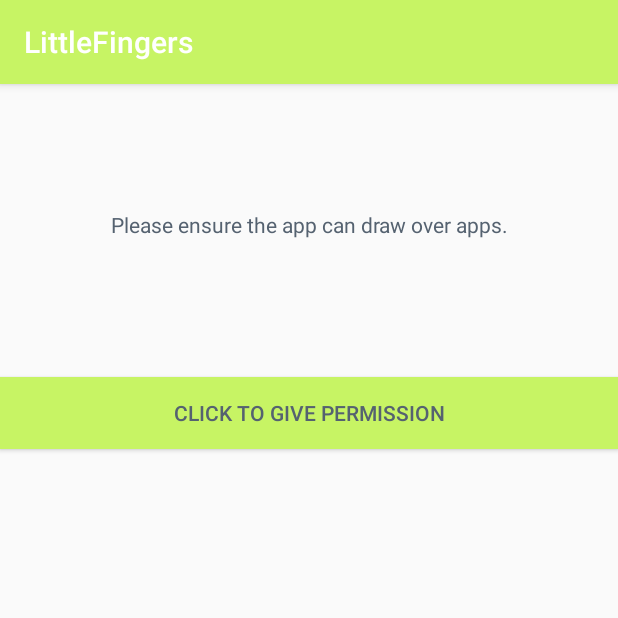
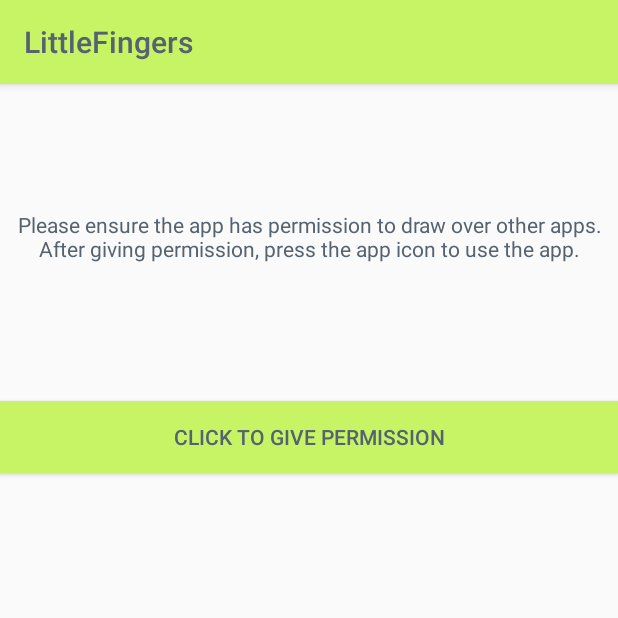
Before and after one commit to datrueonejay/LittleFingers, an Android app: the screen it shows after launch (PermissionCheckActivity), on a phone screen of 412 x 824 dp, the top half of it. Run offline under Robolectric (Android 15) with nearby library versions, the phone set to English and light mode, and no system bars.

Commit message:
Button movement, description change, actionbar text colour
Added logic so moving button slightly still counts as a click.
Changed initial permission string.
Changed actionbar text colour to grey

```diff
--- a/app/src/main/java/com/datrueonejay/littlefingers/Activities/PermissionCheckActivity.java
+++ b/app/src/main/java/com/datrueonejay/littlefingers/Activities/PermissionCheckActivity.java
@@ -2,6 +2,7 @@ package com.datrueonejay.littlefingers.Activities;
 
 import android.annotation.SuppressLint;
 import android.annotation.TargetApi;
+import android.app.ActionBar;
 import android.content.Context;
 import android.content.Intent;
 import android.net.Uri;
@@ -9,9 +10,11 @@ import android.os.Build;
 import android.provider.Settings;
 import android.support.v7.app.AppCompatActivity;
 import android.os.Bundle;
+import android.text.Html;
 import android.view.View;
 import android.widget.Button;
 import android.widget.TextView;
+import android.widget.Toolbar;
 
 import com.datrueonejay.littlefingers.R;
 import com.datrueonejay.littlefingers.Services.MainMenuService;
@@ -37,34 +40,36 @@ public class PermissionCheckActivity extends AppCompatActivity {
         if (!canDrawOverlay)
         {
             setContentView(R.layout.activity_permission_check);
-            TextView descriptionTextView = findViewById(R.id.permissionDescription);
+            // work around to set the title as grey
+            getSupportActionBar().setTitle(Html.fromHtml("<font color=\"#556270\">" + getString(R.string.app_name) + "</font>"));
+
+            //TextView descriptionTextView = findViewById(R.id.permissionDescription);
             Button permissionButton = findViewById(R.id.continueButton);
 
             // if android o set up layout so they must restart app after giving permission
-            if (Build.VERSION.SDK_INT == Build.VERSION_CODES.O)
-            {
-                // set text to android o text
-                descriptionTextView.setText(R.string.permission_description_false_android_o);
-                Button restartAppButton = findViewById(R.id.restartButton);
-                restartAppButton.setVisibility(View.VISIBLE);
-                restartAppButton.setOnTouchListener((view, event) ->
-                {
-                    if (Settings.canDrawOverlays(this._context))
-                    {
-                        finishAndRemoveTask();
-                        startMainMenuService();
-                    }
-                    return false;
-                });
-            }
-            // otherwise set up normal text
-            else
-            {
-                descriptionTextView.setText(R.string.permission_description_false);
-            }
-            permissionButton.setOnClickListener(listener -> {
-                promptDrawOverPermission();
-            });
+            // this issue was fixed in a Google security patch, and is thus unused atm
+//            if (Build.VERSION.SDK_INT == Build.VERSION_CODES.O)
+//            {
+//                // set text to android o text
+//                descriptionTextView.setText(R.string.permission_description_false_android_o);
+//                Button restartAppButton = findViewById(R.id.restartButton);
+//                restartAppButton.setVisibility(View.VISIBLE);
+//                restartAppButton.setOnTouchListener((view, event) ->
+//                {
+//                    if (Settings.canDrawOverlays(this._context))
+//                    {
+//                        finishAndRemoveTask();
+//                        startMainMenuService();
+//                    }
+//                    return false;
+//                });
+//            }
+//            // otherwise set up normal text
+//            else
+//            {
+//                descriptionTextView.setText(R.string.permission_description_false);
+//            }
+            permissionButton.setOnClickListener(listener -> promptDrawOverPermission());
 
         }
         // start the service if we already have permission
--- a/app/src/main/java/com/datrueonejay/littlefingers/Models/FloatingAppButtonModel.java
+++ b/app/src/main/java/com/datrueonejay/littlefingers/Models/FloatingAppButtonModel.java
@@ -13,6 +13,11 @@ public class FloatingAppButtonModel {
 
     public float currX;
     public float currY;
+
+    public float pressDownRawX;
+    public float pressDownRawY;
+
+
     public int lastAction;
 
     public WindowManager.LayoutParams floatingAppButtonParams;
--- a/app/src/main/res/layout/activity_permission_check.xml
+++ b/app/src/main/res/layout/activity_permission_check.xml
@@ -13,6 +13,7 @@
         android:layout_marginEnd="32sp"
         android:layout_marginStart="32sp"
         android:layout_marginTop="84sp"
+        android:text="@string/permission_description_false"
         android:gravity="center_horizontal"
         app:layout_constraintEnd_toEndOf="parent"
         app:layout_constraintStart_toStartOf="parent"
--- a/app/src/main/res/values/strings.xml
+++ b/app/src/main/res/values/strings.xml
@@ -1,6 +1,6 @@
 <resources>
     <string name="app_name">LittleFingers</string>
-    <string name="permission_description_false">Please ensure the app can draw over apps.</string>
+    <string name="permission_description_false">Please ensure the app has permission to draw over other apps. After giving permission, press the app icon to use the app.</string>
     <string name="permission_description_false_android_o">Please ensure the app can draw over apps. After giving permission, please restart the app.</string>
     <string name="permission_description_true">You now have given permission, please continue.</string>
     <string name="no_permission_button_description">Click to give permission</string>
--- a/app/src/main/res/values/styles.xml
+++ b/app/src/main/res/values/styles.xml
@@ -4,8 +4,8 @@
     <style name="AppTheme" parent="Theme.AppCompat.Light.DarkActionBar">
         <!-- Customize your theme here. -->
         <item name="colorPrimary">@color/green</item>
-        <item name="colorPrimaryDark">@color/red</item>
-        <item name="colorAccent">@color/red</item>
+        <item name="colorPrimaryDark">@color/green</item>
+        <item name="colorAccent">@color/green</item>
     </style>
 
     <style name="AppTheme.NoActionBar">
```
Also changed, not shown: app/src/main/java/com/datrueonejay/littlefingers/Services/MainMenuService.java (+53 -41 lines).
